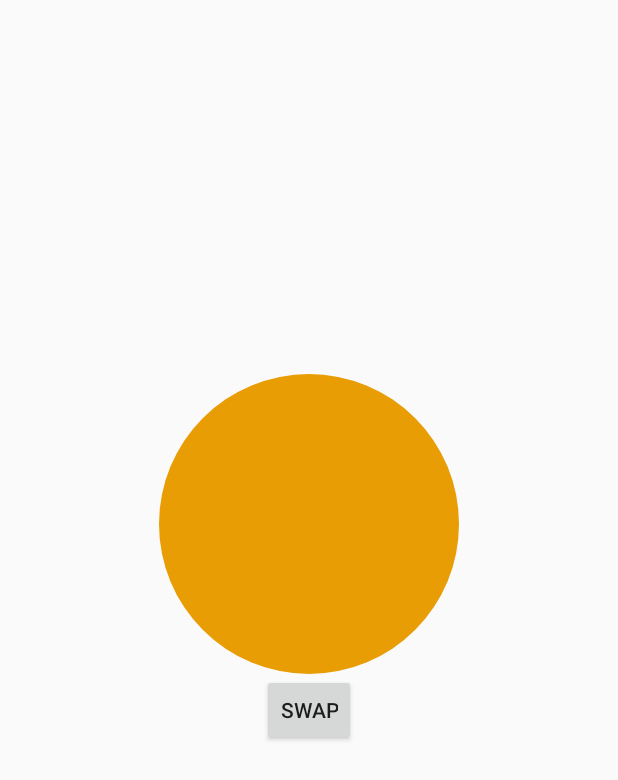
After one commit to Res260/NFCProject, an Android app: the layout activity_in_game.xml on its own in the app's theme, with its tools: preview values and no code run, on a phone screen of 412 x 824 dp. The commit adds this screen. Shown: the top 780 px of the screen. Run offline under Robolectric (Android 15) with nearby library versions, the phone set to English and light mode, and no system bars.

Commit message:
Finish-ish InGame activity, waiting on the NFC part.

```diff
--- a/app/build.gradle
+++ b/app/build.gradle
@@ -23,4 +23,5 @@ dependencies {
     compile fileTree(dir: 'libs', include: ['*.jar'])
     testCompile 'junit:junit:4.12'
     compile 'com.android.support:appcompat-v7:24.2.0'
+    compile 'com.android.support:support-v4:24.2.0'
 }
--- a/app/src/main/java/com/example/res260/NFCProject/MainActivity.java
+++ b/app/src/main/java/com/example/res260/NFCProject/MainActivity.java
@@ -1,5 +1,6 @@
 package com.example.res260.NFCProject;
 
+import android.content.Intent;
 import android.support.v7.app.AppCompatActivity;
 import android.os.Bundle;
 
@@ -8,6 +9,8 @@ public class MainActivity extends AppCompatActivity {
     @Override
     protected void onCreate(Bundle savedInstanceState) {
         super.onCreate(savedInstanceState);
-        setContentView(R.layout.activity_main);
+        Intent intent = new Intent(MainActivity.this, InGame.class);
+        startActivity(intent);
+        //setContentView(R.layout.activity_main);
     }
 }
--- /dev/null
+++ b/app/src/main/res/drawable/antiterrorist_cercle.xml
@@ -0,0 +1,4 @@
+<?xml version="1.0" encoding="utf-8"?>
+<shape xmlns:android="http://schemas.android.com/apk/res/android" android:shape="oval" >
+    <solid android:color="@color/antiterroriste"/>
+</shape>
--- /dev/null
+++ b/app/src/main/res/drawable/terrorist_cercle.xml
@@ -0,0 +1,4 @@
+<?xml version="1.0" encoding="utf-8"?>
+<shape xmlns:android="http://schemas.android.com/apk/res/android" android:shape="oval" >
+    <solid android:color="@color/terroriste"/>
+</shape>
--- /dev/null
+++ b/app/src/main/res/layout/activity_in_game.xml
@@ -0,0 +1,46 @@
+<?xml version="1.0" encoding="utf-8"?>
+<RelativeLayout xmlns:android="http://schemas.android.com/apk/res/android"
+    xmlns:tools="http://schemas.android.com/tools"
+    android:layout_width="match_parent"
+    android:layout_height="match_parent"
+    android:paddingBottom="@dimen/activity_vertical_margin"
+    android:paddingLeft="@dimen/activity_horizontal_margin"
+    android:paddingRight="@dimen/activity_horizontal_margin"
+    android:paddingTop="@dimen/activity_vertical_margin"
+    tools:context="com.example.res260.NFCProject.InGame">
+
+    <LinearLayout
+        android:orientation="vertical"
+        android:layout_width="match_parent"
+        android:layout_height="match_parent"
+        android:layout_alignParentEnd="true"
+        android:layout_alignParentTop="true"
+        android:weightSum="1"
+        android:id="@+id/linearLayout">
+
+        <TextView
+            android:layout_width="wrap_content"
+            android:layout_height="wrap_content"
+            android:id="@+id/textView"
+            android:layout_gravity="center_horizontal"
+            android:textSize="100dp"
+            android:textAlignment="center"/>
+
+        <View
+            android:layout_width="200dp"
+            android:layout_height="200dp"
+            android:background="@drawable/terrorist_cercle"
+            android:layout_gravity="center_horizontal"
+            android:layout_marginTop="100dp"
+            android:id="@+id/NFCSpot"/>
+
+        <Button
+            style="?android:attr/buttonStyleSmall"
+            android:layout_width="wrap_content"
+            android:layout_height="wrap_content"
+            android:text="Swap"
+            android:id="@+id/button"
+            android:layout_gravity="center_horizontal"/>
+    </LinearLayout>
+
+</RelativeLayout>
--- a/app/src/main/res/values/colors.xml
+++ b/app/src/main/res/values/colors.xml
@@ -3,4 +3,7 @@
     <color name="colorPrimary">#3F51B5</color>
     <color name="colorPrimaryDark">#303F9F</color>
     <color name="colorAccent">#FF4081</color>
+    <color name="terroriste">#e99d05</color>
+    <color name="antiterroriste">#3a25a3</color>
+    <color name="black_overlay">#66000000</color>
 </resources>
--- a/app/src/main/res/values/strings.xml
+++ b/app/src/main/res/values/strings.xml
@@ -1,3 +1,7 @@
 <resources>
     <string name="app_name">My Application</string>
+
+    <string name="title_activity_in_game">In Game</string>
+    <string name="dummy_button">Dummy Button</string>
+    <string name="dummy_content">DUMMY\nCONTENT</string>
 </resources>
--- a/app/src/main/res/values/styles.xml
+++ b/app/src/main/res/values/styles.xml
@@ -8,4 +8,16 @@
         <item name="colorAccent">@color/colorAccent</item>
     </style>
 
+    <style name="FullscreenTheme" parent="AppTheme">
+        <item name="android:actionBarStyle">@style/FullscreenActionBarStyle</item>
+        <item name="android:windowActionBarOverlay">true</item>
+        <item name="android:windowBackground">@null</item>
+        <item name="metaButtonBarStyle">?android:attr/buttonBarStyle</item>
+        <item name="metaButtonBarButtonStyle">?android:attr/buttonBarButtonStyle</item>
+    </style>
+
+    <style name="FullscreenActionBarStyle" parent="Widget.AppCompat.ActionBar">
+        <item name="android:background">@color/black_overlay</item>
+    </style>
+
 </resources>
```
Also changed, not shown: app/src/main/AndroidManifest.xml (+13 -1 lines), app/src/main/java/com/example/res260/NFCProject/InGame.java (added, +82 -0 lines), app/src/main/res/values/attrs.xml (added, +12 -0 lines), app/src/main/techno_circle-web.png (added).
